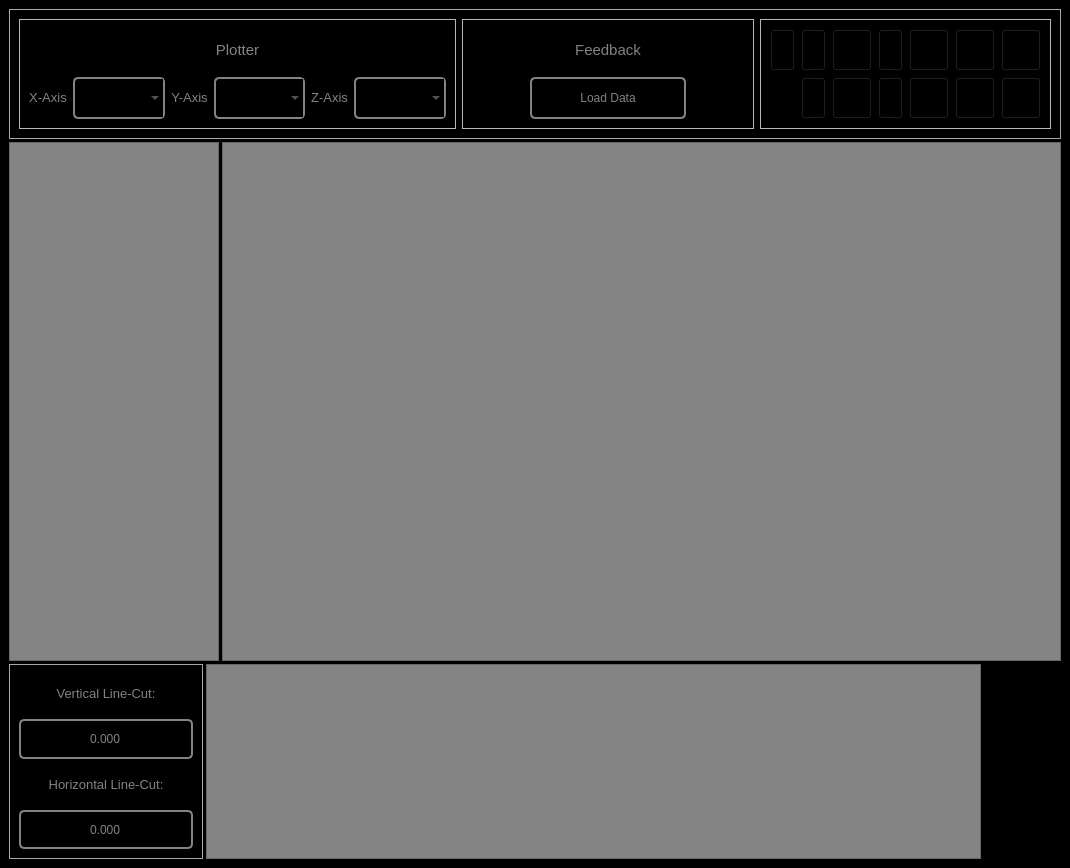
Qt form Scanner GUI/Plotters Control/Plotter/plotter.ui (afylab/nanoSQUID-Scanning-Software) before a commit.
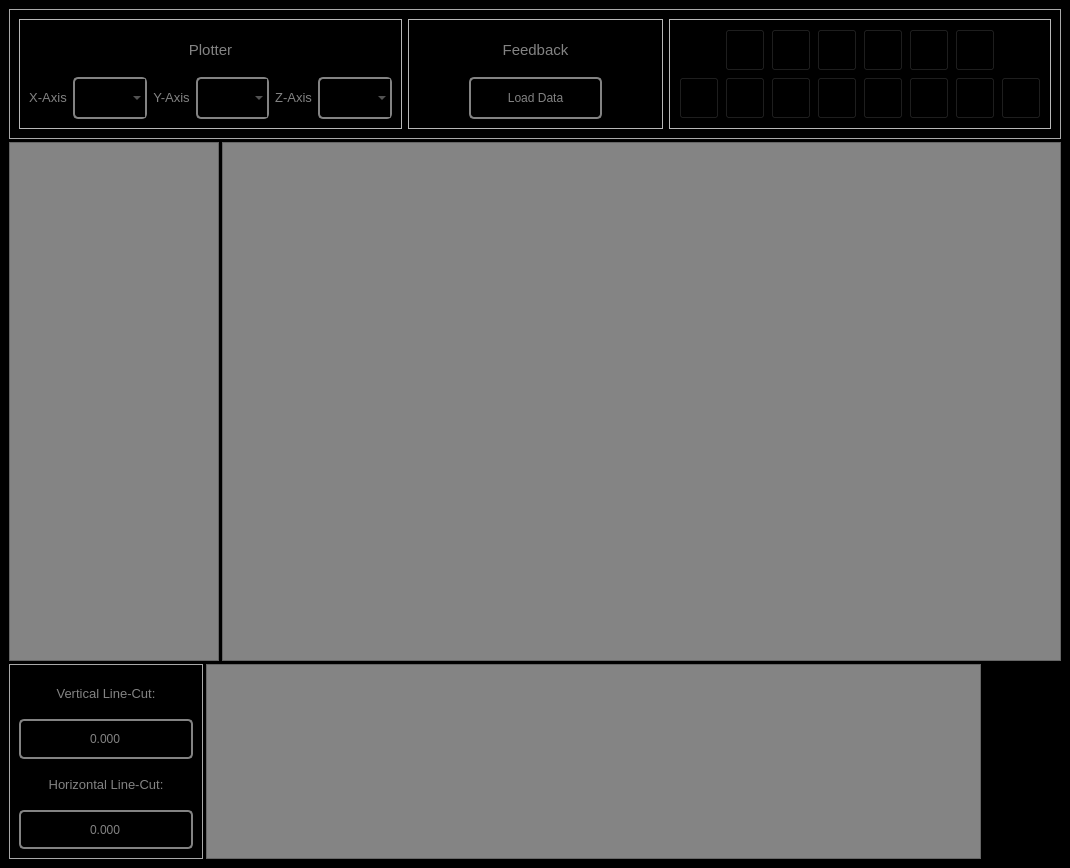
The same form after that commit. Icons and pictures are not drawn.

Patch:
```diff
--- a/Scanner GUI/Plotters Control/Plotter/plotter.ui
+++ b/Scanner GUI/Plotters Control/Plotter/plotter.ui
@@ -94,6 +94,12 @@
               <verstretch>0</verstretch>
              </sizepolicy>
             </property>
+            <property name="maximumSize">
+             <size>
+              <width>16777215</width>
+              <height>16777215</height>
+             </size>
+            </property>
             <property name="styleSheet">
              <string notr="true">QComboBox#comboBox_xAxis{
 color: rgb(131,131,131);
@@ -121,6 +127,12 @@
               <verstretch>0</verstretch>
              </sizepolicy>
             </property>
+            <property name="maximumSize">
+             <size>
+              <width>16777215</width>
+              <height>16777215</height>
+             </size>
+            </property>
             <property name="styleSheet">
              <string notr="true">QComboBox#comboBox_yAxis{
 color: rgb(131,131,131);
@@ -142,6 +154,12 @@
               <verstretch>0</verstretch>
              </sizepolicy>
             </property>
+            <property name="maximumSize">
+             <size>
+              <width>16777215</width>
+              <height>16777215</height>
+             </size>
+            </property>
             <property name="styleSheet">
              <string notr="true">QComboBox#comboBox_zAxis{
 color: rgb(131,131,131);
@@ -215,6 +233,12 @@
               <height>17</height>
              </size>
             </property>
+            <property name="maximumSize">
+             <size>
+              <width>16777215</width>
+              <height>16777215</height>
+             </size>
+            </property>
             <property name="toolTip">
              <string>Browse Data Vault</string>
             </property>
@@ -289,279 +313,40 @@
          <property name="frameShadow">
           <enum>QFrame::Raised</enum>
          </property>
-         <layout class="QGridLayout" name="gridLayout_2" rowstretch="1,1" columnstretch="1,1,1,1,1,1,1">
+         <layout class="QGridLayout" name="gridLayout_2" rowstretch="1,1" columnstretch="1,1,1,1,1,1,1,1" rowminimumheight="0,0" columnminimumwidth="0,0,0,0,0,0,0,0">
+          <item row="1" column="4">
+           <widget class="QPushButton" name="pushButton_Multiply">
+            <property name="sizePolicy">
+             <sizepolicy hsizetype="Preferred" vsizetype="Preferred">
+              <horstretch>0</horstretch>
+              <verstretch>0</verstretch>
+             </sizepolicy>
+            </property>
+            <property name="toolTip">
+             <string>&lt;html&gt;&lt;head/&gt;&lt;body&gt;&lt;p&gt;Multiply the plot data.&lt;/p&gt;&lt;/body&gt;&lt;/html&gt;</string>
+            </property>
+            <property name="styleSheet">
+             <string notr="true">QPushButton:disabled#pushButton_Multiply {image:url(:/nSOTScanner/Pictures/lock.png)}
+
+QPushButton#pushButton_Multiply{
+image:url(:/nSOTScanner/Pictures/Multiply.png);
+background: black;
+
+}
+
+QPushButton:pressed#pushButton_Multiply{
+image:url(:/nSOTScanner/Pictures/Multiply.png);
+background: black;
+border: 2px rgb(131,131,131);
+border-radius: 5px
+}</string>
+            </property>
+            <property name="text">
+             <string/>
+            </property>
+           </widget>
+          </item>
           <item row="0" column="0">
-           <widget class="QPushButton" name="pushButton_SelectArea">
-            <property name="enabled">
-             <bool>true</bool>
-            </property>
-            <property name="sizePolicy">
-             <sizepolicy hsizetype="Preferred" vsizetype="Preferred">
-              <horstretch>0</horstretch>
-              <verstretch>0</verstretch>
-             </sizepolicy>
-            </property>
-            <property name="minimumSize">
-             <size>
-              <width>20</width>
-              <height>20</height>
-             </size>
-            </property>
-            <property name="toolTip">
-             <string>&lt;html&gt;&lt;head/&gt;&lt;body&gt;&lt;p&gt;Show selected area.&lt;/p&gt;&lt;/body&gt;&lt;/html&gt;</string>
-            </property>
-            <property name="styleSheet">
-             <string notr="true">QPushButton:disabled#pushButton_SelectArea {image:url(:/nSOTScanner/Pictures/lock.png)}
-
-#pushButton_SelectArea{
-image:url(:/nSOTScanner/Pictures/SelectArea.png);
-background: black;
-
-}
-
-QPushButton:pressed#pushButton_SelectArea{
-image:url(:/nSOTScanner/Pictures/SelectArea.png);
-background: black;
-border: 2px rgb(131,131,131);
-border-radius: 5px
-}</string>
-            </property>
-            <property name="text">
-             <string/>
-            </property>
-           </widget>
-          </item>
-          <item row="0" column="1">
-           <widget class="QPushButton" name="pushButton_CropWindow">
-            <property name="enabled">
-             <bool>true</bool>
-            </property>
-            <property name="sizePolicy">
-             <sizepolicy hsizetype="Preferred" vsizetype="Preferred">
-              <horstretch>0</horstretch>
-              <verstretch>0</verstretch>
-             </sizepolicy>
-            </property>
-            <property name="minimumSize">
-             <size>
-              <width>20</width>
-              <height>20</height>
-             </size>
-            </property>
-            <property name="toolTip">
-             <string>&lt;html&gt;&lt;head/&gt;&lt;body&gt;&lt;p&gt;Crop the data to the selected area&lt;/p&gt;&lt;/body&gt;&lt;/html&gt;</string>
-            </property>
-            <property name="styleSheet">
-             <string notr="true">QPushButton:disabled#pushButton_CropWindow {image:url(:/nSOTScanner/Pictures/lock.png)}
-
-#pushButton_CropWindow{
-image:url(:/nSOTScanner/Pictures/Crop.jpg);
-background: black;
-
-}
-
-QPushButton:pressed#pushButton_CropWindow{
-image:url(:/nSOTScanner/Pictures/Crop.jpg);
-background: black;
-border: 2px rgb(131,131,131);
-border-radius: 5px
-}</string>
-            </property>
-            <property name="text">
-             <string/>
-            </property>
-           </widget>
-          </item>
-          <item row="0" column="2">
-           <widget class="QPushButton" name="pushButton_Despike">
-            <property name="sizePolicy">
-             <sizepolicy hsizetype="Preferred" vsizetype="Preferred">
-              <horstretch>0</horstretch>
-              <verstretch>0</verstretch>
-             </sizepolicy>
-            </property>
-            <property name="minimumSize">
-             <size>
-              <width>20</width>
-              <height>20</height>
-             </size>
-            </property>
-            <property name="toolTip">
-             <string>&lt;html&gt;&lt;head/&gt;&lt;body&gt;&lt;p&gt;Despiking the data plotted&lt;/p&gt;&lt;/body&gt;&lt;/html&gt;</string>
-            </property>
-            <property name="styleSheet">
-             <string notr="true">QPushButton:disabled#pushButton_Despike {image:url(:/nSOTScanner/Pictures/lock.png)}
-
-QPushButton#pushButton_Despike{
-image:url(:/nSOTScanner/Pictures/Flatten.png);
-background: black;
-
-}
-
-QPushButton:pressed#pushButton_Despike{
-image:url(:/nSOTScanner/Pictures/Flatten.png);
-background: black;
-border: 2px rgb(131,131,131);
-border-radius: 5px
-}</string>
-            </property>
-            <property name="text">
-             <string/>
-            </property>
-           </widget>
-          </item>
-          <item row="0" column="3">
-           <widget class="QPushButton" name="pushButton_lockratio">
-            <property name="enabled">
-             <bool>true</bool>
-            </property>
-            <property name="sizePolicy">
-             <sizepolicy hsizetype="Preferred" vsizetype="Preferred">
-              <horstretch>0</horstretch>
-              <verstretch>0</verstretch>
-             </sizepolicy>
-            </property>
-            <property name="minimumSize">
-             <size>
-              <width>20</width>
-              <height>20</height>
-             </size>
-            </property>
-            <property name="focusPolicy">
-             <enum>Qt::NoFocus</enum>
-            </property>
-            <property name="toolTip">
-             <string>&lt;html&gt;&lt;head/&gt;&lt;body&gt;&lt;p&gt;Lock ratio of x and y axis.&lt;/p&gt;&lt;/body&gt;&lt;/html&gt;</string>
-            </property>
-            <property name="styleSheet">
-             <string notr="true">QPushButton:disabled#pushButton_lockratio {image:url(:/nSOTScanner/Pictures/lock.png)}
-
-QPushButton#pushButton_lockratio{
-image:url(:/nSOTScanner/Pictures/ratio.png);
-background: black;
-
-}
-
-QPushButton:pressed#pushButton_lockratio{
-image:url(:/nSOTScanner/Pictures/ratio.png);
-background: black;
-border: 2px rgb(131,131,131);
-border-radius: 5px
-}</string>
-            </property>
-            <property name="text">
-             <string/>
-            </property>
-           </widget>
-          </item>
-          <item row="0" column="4">
-           <widget class="QPushButton" name="subtract">
-            <property name="sizePolicy">
-             <sizepolicy hsizetype="Preferred" vsizetype="Preferred">
-              <horstretch>0</horstretch>
-              <verstretch>0</verstretch>
-             </sizepolicy>
-            </property>
-            <property name="minimumSize">
-             <size>
-              <width>20</width>
-              <height>20</height>
-             </size>
-            </property>
-            <property name="toolTip">
-             <string>&lt;html&gt;&lt;head/&gt;&lt;body&gt;&lt;p&gt;Subtract fit or offset.&lt;/p&gt;&lt;/body&gt;&lt;/html&gt;</string>
-            </property>
-            <property name="styleSheet">
-             <string notr="true">QPushButton:disabled#subtract {image:url(:/nSOTScanner/Pictures/lock.png)}
-
-QPushButton#subtract{
-image:url(:/nSOTScanner/Pictures/inverseRes.png);
-background: black;
-
-}
-
-QPushButton:pressed#subtract{
-image:url(:/nSOTScanner/Pictures/inverseRes.png);
-background: black;
-border: 2px rgb(131,131,131);
-border-radius: 5px
-}</string>
-            </property>
-            <property name="text">
-             <string/>
-            </property>
-           </widget>
-          </item>
-          <item row="0" column="5">
-           <widget class="QPushButton" name="sensitivity">
-            <property name="sizePolicy">
-             <sizepolicy hsizetype="Preferred" vsizetype="Preferred">
-              <horstretch>0</horstretch>
-              <verstretch>0</verstretch>
-             </sizepolicy>
-            </property>
-            <property name="minimumSize">
-             <size>
-              <width>20</width>
-              <height>20</height>
-             </size>
-            </property>
-            <property name="toolTip">
-             <string>&lt;html&gt;&lt;head/&gt;&lt;body&gt;&lt;p&gt;Compute sensitivity&lt;/p&gt;&lt;/body&gt;&lt;/html&gt;</string>
-            </property>
-            <property name="styleSheet">
-             <string notr="true">QPushButton:disabled#sensitivity {image:url(:/nSOTScanner/Pictures/lock.png)}
-
-QPushButton#sensitivity{
-image:url(:/nSOTScanner/Pictures/inverseSigma.png);
-background: black;
-
-}
-
-QPushButton:pressed#sensitivity{
-image:url(:/nSOTScanner/Pictures/inverseSigma.png);
-background: black;
-border: 2px rgb(131,131,131);
-border-radius: 5px
-}</string>
-            </property>
-            <property name="text">
-             <string/>
-            </property>
-           </widget>
-          </item>
-          <item row="0" column="6">
-           <widget class="QPushButton" name="savePlot">
-            <property name="sizePolicy">
-             <sizepolicy hsizetype="Preferred" vsizetype="Preferred">
-              <horstretch>0</horstretch>
-              <verstretch>0</verstretch>
-             </sizepolicy>
-            </property>
-            <property name="toolTip">
-             <string>&lt;html&gt;&lt;head/&gt;&lt;body&gt;&lt;p&gt;Save plot data&lt;/p&gt;&lt;/body&gt;&lt;/html&gt;</string>
-            </property>
-            <property name="styleSheet">
-             <string notr="true">QPushButton:disabled#savePlot {image:url(:/nSOTScanner/Pictures/lock.png)}
-
-#savePlot{
-image:url(:/nSOTScanner/Pictures/save.png);
-background: black;
-}
-
-QPushButton:pressed#savePlot{
-image:url(:/nSOTScanner/Pictures/save.png);
-background: black;
-border: 2px rgb(131,131,131);
-border-radius: 5px
-}</string>
-            </property>
-            <property name="text">
-             <string/>
-            </property>
-           </widget>
-          </item>
-          <item row="1" column="0">
            <widget class="QPushButton" name="pushButton_trSelect">
             <property name="enabled">
              <bool>true</bool>
@@ -574,8 +359,8 @@
             </property>
             <property name="minimumSize">
              <size>
-              <width>20</width>
-              <height>20</height>
+              <width>0</width>
+              <height>0</height>
              </size>
             </property>
             <property name="toolTip">
@@ -603,47 +388,6 @@
            </widget>
           </item>
           <item row="1" column="1">
-           <widget class="QPushButton" name="pushButton_refresh">
-            <property name="enabled">
-             <bool>true</bool>
-            </property>
-            <property name="sizePolicy">
-             <sizepolicy hsizetype="Preferred" vsizetype="Preferred">
-              <horstretch>0</horstretch>
-              <verstretch>0</verstretch>
-             </sizepolicy>
-            </property>
-            <property name="minimumSize">
-             <size>
-              <width>20</width>
-              <height>20</height>
-             </size>
-            </property>
-            <property name="toolTip">
-             <string>&lt;html&gt;&lt;head/&gt;&lt;body&gt;&lt;p&gt;Refresh plot.&lt;/p&gt;&lt;/body&gt;&lt;/html&gt;</string>
-            </property>
-            <property name="styleSheet">
-             <string notr="true">QPushButton:disabled#pushButton_refresh {image:url(:/nSOTScanner/Pictures/lock.png)}
-
-#pushButton_refresh{
-image:url(:/nSOTScanner/Pictures/refresh.png);
-background: black;
-
-}
-
-QPushButton:pressed#refresh{
-image:url(:/nSOTScanner/Pictures/refresh.png);
-background: black;
-border: 2px rgb(131,131,131);
-border-radius: 5px
-}</string>
-            </property>
-            <property name="text">
-             <string/>
-            </property>
-           </widget>
-          </item>
-          <item row="1" column="2">
            <widget class="QPushButton" name="pushButton_Info">
             <property name="sizePolicy">
              <sizepolicy hsizetype="Preferred" vsizetype="Preferred">
@@ -675,8 +419,87 @@
             </property>
            </widget>
           </item>
+          <item row="1" column="0">
+           <widget class="QPushButton" name="pushButton_refresh">
+            <property name="enabled">
+             <bool>true</bool>
+            </property>
+            <property name="sizePolicy">
+             <sizepolicy hsizetype="Preferred" vsizetype="Preferred">
+              <horstretch>0</horstretch>
+              <verstretch>0</verstretch>
+             </sizepolicy>
+            </property>
+            <property name="minimumSize">
+             <size>
+              <width>0</width>
+              <height>0</height>
+             </size>
+            </property>
+            <property name="toolTip">
+             <string>&lt;html&gt;&lt;head/&gt;&lt;body&gt;&lt;p&gt;Refresh plot.&lt;/p&gt;&lt;/body&gt;&lt;/html&gt;</string>
+            </property>
+            <property name="styleSheet">
+             <string notr="true">QPushButton:disabled#pushButton_refresh {image:url(:/nSOTScanner/Pictures/lock.png)}
+
+#pushButton_refresh{
+image:url(:/nSOTScanner/Pictures/refresh.png);
+background: black;
+
+}
+
+QPushButton:pressed#refresh{
+image:url(:/nSOTScanner/Pictures/refresh.png);
+background: black;
+border: 2px rgb(131,131,131);
+border-radius: 5px
+}</string>
+            </property>
+            <property name="text">
+             <string/>
+            </property>
+           </widget>
+          </item>
+          <item row="0" column="4">
+           <widget class="QPushButton" name="subtract">
+            <property name="sizePolicy">
+             <sizepolicy hsizetype="Preferred" vsizetype="Preferred">
+              <horstretch>0</horstretch>
+              <verstretch>0</verstretch>
+             </sizepolicy>
+            </property>
+            <property name="minimumSize">
+             <size>
+              <width>0</width>
+              <height>0</height>
+             </size>
+            </property>
+            <property name="toolTip">
+             <string>&lt;html&gt;&lt;head/&gt;&lt;body&gt;&lt;p&gt;Subtract fit or offset.&lt;/p&gt;&lt;/body&gt;&lt;/html&gt;</string>
+            </property>
+            <property name="styleSheet">
+             <string notr="true">QPushButton:disabled#subtract {image:url(:/nSOTScanner/Pictures/lock.png)}
+
+QPushButton#subtract{
+image:url(:/nSOTScanner/Pictures/inverseRes.png);
+background: black;
+
+}
+
+QPushButton:pressed#subtract{
+image:url(:/nSOTScanner/Pictures/inverseRes.png);
+background: black;
+border: 2px rgb(131,131,131);
+border-radius: 5px
+}</string>
+            </property>
+            <property name="text">
+             <string/>
+            </property>
+           </widget>
+          </item>
           <item row="1" column="3">
-           <widget class="QPushButton" name="zoom">
+           <widget class="QPushButton" name="pushButton_Despike">
             <property name="sizePolicy">
              <sizepolicy hsizetype="Preferred" vsizetype="Preferred">
               <horstretch>0</horstretch>
@@ -685,55 +508,24 @@
             </property>
             <property name="minimumSize">
              <size>
-              <width>20</width>
-              <height>20</height>
+              <width>0</width>
+              <height>0</height>
              </size>
             </property>
             <property name="toolTip">
              <string>Zoom</string>
             </property>
             <property name="styleSheet">
-             <string notr="true">QPushButton:disabled#zoom {image:url(:/nSOTScanner/Pictures/lock.png)}
+             <string notr="true">QPushButton:disabled#pushButton_Despike {image:url(:/nSOTScanner/Pictures/lock.png)}
 
-#zoom{
-image:url(:/nSOTScanner/Pictures/zoomIcon.png);
+QPushButton#pushButton_Despike{
+image:url(:/nSOTScanner/Pictures/Flatten.png);
 background: black;
-}
 
-QPushButton:pressed#zoom{
-image:url(:/nSOTScanner/Pictures/zoomIcon.png);
-background: black;
-border: 2px rgb(131,131,131);
-border-radius: 5px
-}</string>
-            </property>
-            <property name="text">
-             <string/>
-            </property>
-           </widget>
-          </item>
-          <item row="1" column="4">
-           <widget class="QPushButton" name="pushButton_Multiply">
-            <property name="sizePolicy">
-             <sizepolicy hsizetype="Preferred" vsizetype="Preferred">
-              <horstretch>0</horstretch>
-              <verstretch>0</verstretch>
-             </sizepolicy>
-            </property>
-            <property name="toolTip">
-             <string>&lt;html&gt;&lt;head/&gt;&lt;body&gt;&lt;p&gt;Multiply the plot data.&lt;/p&gt;&lt;/body&gt;&lt;/html&gt;</string>
-            </property>
-            <property name="styleSheet">
-             <string notr="true">QPushButton:disabled#pushButton_Multiply {image:url(:/nSOTScanner/Pictures/lock.png)}
-
-QPushButton#pushButton_Multiply{
-image:url(:/nSOTScanner/Pictures/Multiply.png);
-background: black;
-
 }
 
-QPushButton:pressed#pushButton_Multiply{
-image:url(:/nSOTScanner/Pictures/Multiply.png);
+QPushButton:pressed#pushButton_Despike{
+image:url(:/nSOTScanner/Pictures/Flatten.png);
 background: black;
 border: 2px rgb(131,131,131);
 border-radius: 5px
@@ -806,6 +598,269 @@
             </property>
            </widget>
           </item>
+          <item row="0" column="1">
+           <widget class="QPushButton" name="pushButton_CropWindow">
+            <property name="enabled">
+             <bool>true</bool>
+            </property>
+            <property name="sizePolicy">
+             <sizepolicy hsizetype="Preferred" vsizetype="Preferred">
+              <horstretch>0</horstretch>
+              <verstretch>0</verstretch>
+             </sizepolicy>
+            </property>
+            <property name="minimumSize">
+             <size>
+              <width>0</width>
+              <height>0</height>
+             </size>
+            </property>
+            <property name="toolTip">
+             <string>&lt;html&gt;&lt;head/&gt;&lt;body&gt;&lt;p&gt;Crop the data to the selected area&lt;/p&gt;&lt;/body&gt;&lt;/html&gt;</string>
+            </property>
+            <property name="styleSheet">
+             <string notr="true">QPushButton:disabled#pushButton_CropWindow {image:url(:/nSOTScanner/Pictures/lock.png)}
+
+#pushButton_CropWindow{
+image:url(:/nSOTScanner/Pictures/Crop.jpg);
+background: black;
+
+}
+
+QPushButton:pressed#pushButton_CropWindow{
+image:url(:/nSOTScanner/Pictures/Crop.jpg);
+background: black;
+border: 2px rgb(131,131,131);
+border-radius: 5px
+}</string>
+            </property>
+            <property name="text">
+             <string/>
+            </property>
+           </widget>
+          </item>
+          <item row="0" column="6">
+           <widget class="QPushButton" name="savePlot">
+            <property name="sizePolicy">
+             <sizepolicy hsizetype="Preferred" vsizetype="Preferred">
+              <horstretch>0</horstretch>
+              <verstretch>0</verstretch>
+             </sizepolicy>
+            </property>
+            <property name="toolTip">
+             <string>&lt;html&gt;&lt;head/&gt;&lt;body&gt;&lt;p&gt;Save plot data&lt;/p&gt;&lt;/body&gt;&lt;/html&gt;</string>
+            </property>
+            <property name="styleSheet">
+             <string notr="true">QPushButton:disabled#savePlot {image:url(:/nSOTScanner/Pictures/lock.png)}
+
+#savePlot{
+image:url(:/nSOTScanner/Pictures/save.png);
+background: black;
+}
+
+QPushButton:pressed#savePlot{
+image:url(:/nSOTScanner/Pictures/save.png);
+background: black;
+border: 2px rgb(131,131,131);
+border-radius: 5px
+}</string>
+            </property>
+            <property name="text">
+             <string/>
+            </property>
+           </widget>
+          </item>
+          <item row="0" column="5">
+           <widget class="QPushButton" name="pushButton_sensitivity">
+            <property name="sizePolicy">
+             <sizepolicy hsizetype="Preferred" vsizetype="Preferred">
+              <horstretch>0</horstretch>
+              <verstretch>0</verstretch>
+             </sizepolicy>
+            </property>
+            <property name="minimumSize">
+             <size>
+              <width>0</width>
+              <height>0</height>
+             </size>
+            </property>
+            <property name="toolTip">
+             <string>&lt;html&gt;&lt;head/&gt;&lt;body&gt;&lt;p&gt;Compute sensitivity&lt;/p&gt;&lt;/body&gt;&lt;/html&gt;</string>
+            </property>
+            <property name="styleSheet">
+             <string notr="true">QPushButton:disabled#pushButton_sensitivity {image:url(:/nSOTScanner/Pictures/lock.png)}
+
+QPushButton#pushButton_sensitivity{
+image:url(:/nSOTScanner/Pictures/inverseSigma.png);
+background: black;
+
+}
+
+QPushButton:pressed#pushButton_sensitivity{
+image:url(:/nSOTScanner/Pictures/inverseSigma.png);
+background: black;
+border: 2px rgb(131,131,131);
+border-radius: 5px
+}</string>
+            </property>
+            <property name="text">
+             <string/>
+            </property>
+           </widget>
+          </item>
+          <item row="0" column="3">
+           <widget class="QPushButton" name="pushButton_lockratio">
+            <property name="enabled">
+             <bool>true</bool>
+            </property>
+            <property name="sizePolicy">
+             <sizepolicy hsizetype="Preferred" vsizetype="Preferred">
+              <horstretch>0</horstretch>
+              <verstretch>0</verstretch>
+             </sizepolicy>
+            </property>
+            <property name="minimumSize">
+             <size>
+              <width>0</width>
+              <height>0</height>
+             </size>
+            </property>
+            <property name="focusPolicy">
+             <enum>Qt::NoFocus</enum>
+            </property>
+            <property name="toolTip">
+             <string>&lt;html&gt;&lt;head/&gt;&lt;body&gt;&lt;p&gt;Lock ratio of x and y axis.&lt;/p&gt;&lt;/body&gt;&lt;/html&gt;</string>
+            </property>
+            <property name="styleSheet">
+             <string notr="true">QPushButton:disabled#pushButton_lockratio {image:url(:/nSOTScanner/Pictures/lock.png)}
+
+QPushButton#pushButton_lockratio{
+image:url(:/nSOTScanner/Pictures/ratio.png);
+background: black;
+
+}
+
+QPushButton:pressed#pushButton_lockratio{
+image:url(:/nSOTScanner/Pictures/ratio.png);
+background: black;
+border: 2px rgb(131,131,131);
+border-radius: 5px
+}</string>
+            </property>
+            <property name="text">
+             <string/>
+            </property>
+           </widget>
+          </item>
+          <item row="0" column="2">
+           <widget class="QPushButton" name="pushButton_SelectArea">
+            <property name="enabled">
+             <bool>true</bool>
+            </property>
+            <property name="sizePolicy">
+             <sizepolicy hsizetype="Preferred" vsizetype="Preferred">
+              <horstretch>0</horstretch>
+              <verstretch>0</verstretch>
+             </sizepolicy>
+            </property>
+            <property name="minimumSize">
+             <size>
+              <width>0</width>
+              <height>0</height>
+             </size>
+            </property>
+            <property name="toolTip">
+             <string>&lt;html&gt;&lt;head/&gt;&lt;body&gt;&lt;p&gt;Show selected area.&lt;/p&gt;&lt;/body&gt;&lt;/html&gt;</string>
+            </property>
+            <property name="styleSheet">
+             <string notr="true">QPushButton:disabled#pushButton_SelectArea {image:url(:/nSOTScanner/Pictures/lock.png)}
+
+#pushButton_SelectArea{
+image:url(:/nSOTScanner/Pictures/SelectArea.png);
+background: black;
+
+}
+
+QPushButton:pressed#pushButton_SelectArea{
+image:url(:/nSOTScanner/Pictures/SelectArea.png);
+background: black;
+border: 2px rgb(131,131,131);
+border-radius: 5px
+}</string>
+            </property>
+            <property name="text">
+             <string/>
+            </property>
+           </widget>
+          </item>
+          <item row="1" column="2">
+           <widget class="QPushButton" name="pushButton_zoom">
+            <property name="sizePolicy">
+             <sizepolicy hsizetype="Preferred" vsizetype="Preferred">
+              <horstretch>0</horstretch>
+              <verstretch>0</verstretch>
+             </sizepolicy>
+            </property>
+            <property name="minimumSize">
+             <size>
+              <width>0</width>
+              <height>0</height>
+             </size>
+            </property>
+            <property name="toolTip">
+             <string>Zoom</string>
+            </property>
+            <property name="styleSheet">
+             <string notr="true">QPushButton:disabled#pushButton_zoom {image:url(:/nSOTScanner/Pictures/lock.png)}
+
+#pushButton_zoom{
+image:url(:/nSOTScanner/Pictures/zoomIcon.png);
+background: black;
+}
+
+QPushButton:pressed#pushButton_zoom{
+image:url(:/nSOTScanner/Pictures/zoomIcon.png);
+background: black;
+border: 2px rgb(131,131,131);
+border-radius: 5px
+}</string>
+            </property>
+            <property name="text">
+             <string/>
+            </property>
+           </widget>
+          </item>
+          <item row="1" column="7">
+           <widget class="QPushButton" name="pushButton_Squid">
+            <property name="sizePolicy">
+             <sizepolicy hsizetype="Preferred" vsizetype="Preferred">
+              <horstretch>0</horstretch>
+              <verstretch>0</verstretch>
+             </sizepolicy>
+            </property>
+            <property name="toolTip">
+             <string>Plot optimal sensitivity and optimal bias point</string>
+            </property>
+            <property name="styleSheet">
+             <string notr="true">QPushButton:disabled#pushButton_Squid {image:url(:/nSOTScanner/Pictures/lock.png)}
+
+#pushButton_Squid{
+image:url(:/nSOTScanner/Pictures/jj_schema.png);
+background: black;
+}
+
+QPushButton:pressed#pushButton_Squid{
+image:url(:/nSOTScanner/Pictures/jj_schema.png);
+background: black;
+border: 2px rgb(131,131,131);
+border-radius: 5px
+}</string>
+            </property>
+            <property name="text">
+             <string/>
+            </property>
+           </widget>
+          </item>
          </layout>
         </widget>
        </item>
```
Left out of the diff: 2 changed lines with no effect on the pictures.
